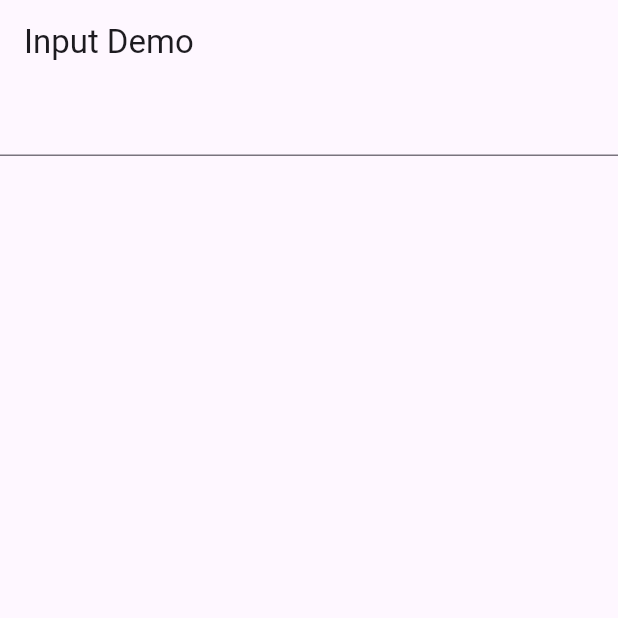
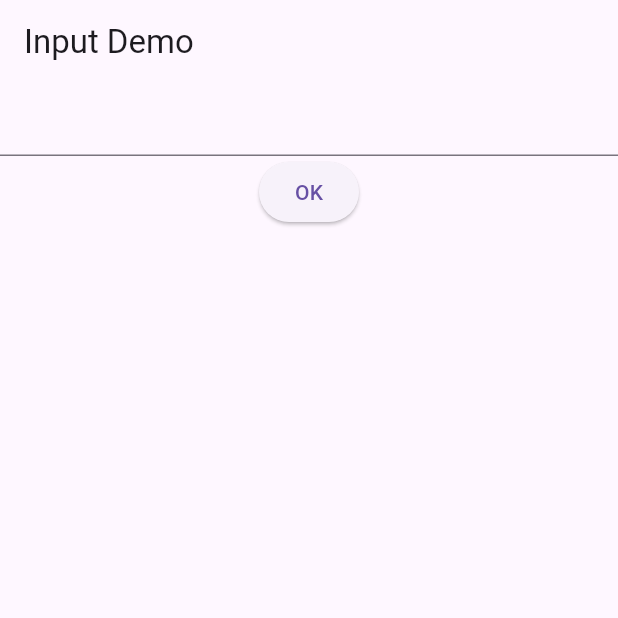
Before and after one commit to noobydev546/moblieapp, a Flutter app: the screen it shows after launch, on a phone screen of 412 x 824 dp, the top half of it. Run offline on Flutter 3.47's test engine with Material 3 defaults, Android fonts, the phone set to English and light mode, and no system bars.

Commit message:
Update app to get input

```diff
--- a/lib/week01/Input.dart
+++ b/lib/week01/Input.dart
@@ -9,10 +9,11 @@ class InputDemo extends StatefulWidget {
 
 class _InputDemoState extends State<InputDemo> {
   String message = '';
+  TextEditingController tcName = TextEditingController();
 
-  void updatemessage(String str) {
+  void updatemessage() {
     setState(() {
-      message = str;
+      message = tcName.text;
     });
   }
 
@@ -22,7 +23,8 @@ class _InputDemoState extends State<InputDemo> {
       appBar: AppBar(title: Text('Input Demo')),
       body: Column(
         children: [
-          TextField(onChanged: (String str) => updatemessage(str)),
+          TextField(controller: tcName),
+          ElevatedButton(onPressed: updatemessage, child: Text('OK')),
           Text(message),
         ],
       ),
```
